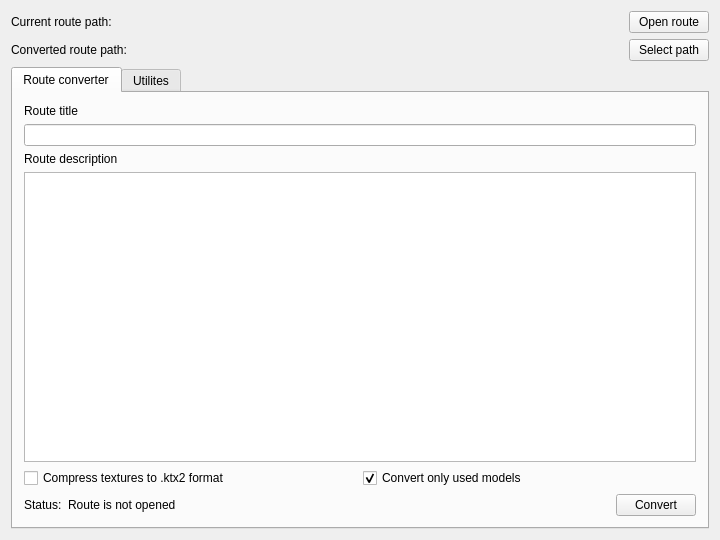
The window that tools/routeconv/forms/mainwindow.ui (maisvendoo/RRS) describes before a commit, drawn with Qt 5.
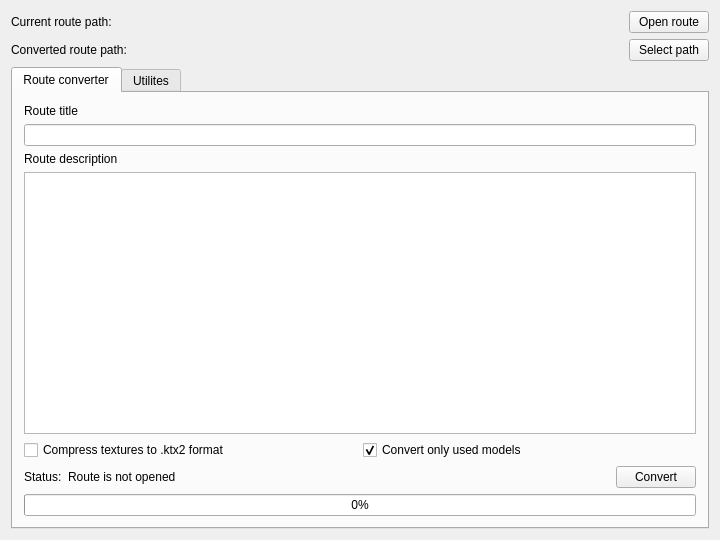
The same window after the commit.

Commit message: Прогресс-бар для отображения статуса процесса перегонки dmd в gltf

```diff
--- a/tools/routeconv/forms/mainwindow.ui
+++ b/tools/routeconv/forms/mainwindow.ui
@@ -192,6 +192,16 @@
             </item>
            </layout>
           </item>
+          <item>
+           <widget class="QProgressBar" name="prbDmdConversion">
+            <property name="value">
+             <number>0</number>
+            </property>
+            <property name="alignment">
+             <set>Qt::AlignCenter</set>
+            </property>
+           </widget>
+          </item>
          </layout>
         </widget>
         <widget class="QWidget" name="tabUtilites">
```
The commit also changes 1 other file.
